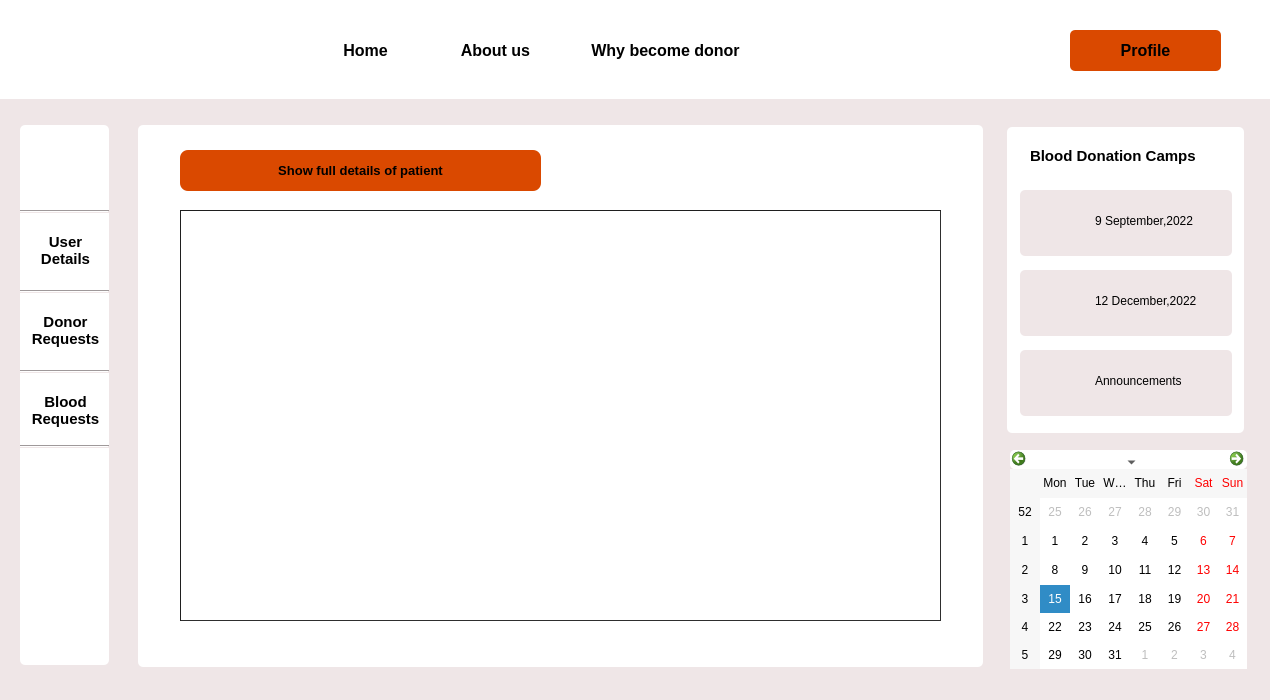
The window that patient_requests.ui (Rista10/Final) describes before a commit, drawn with Qt 5.
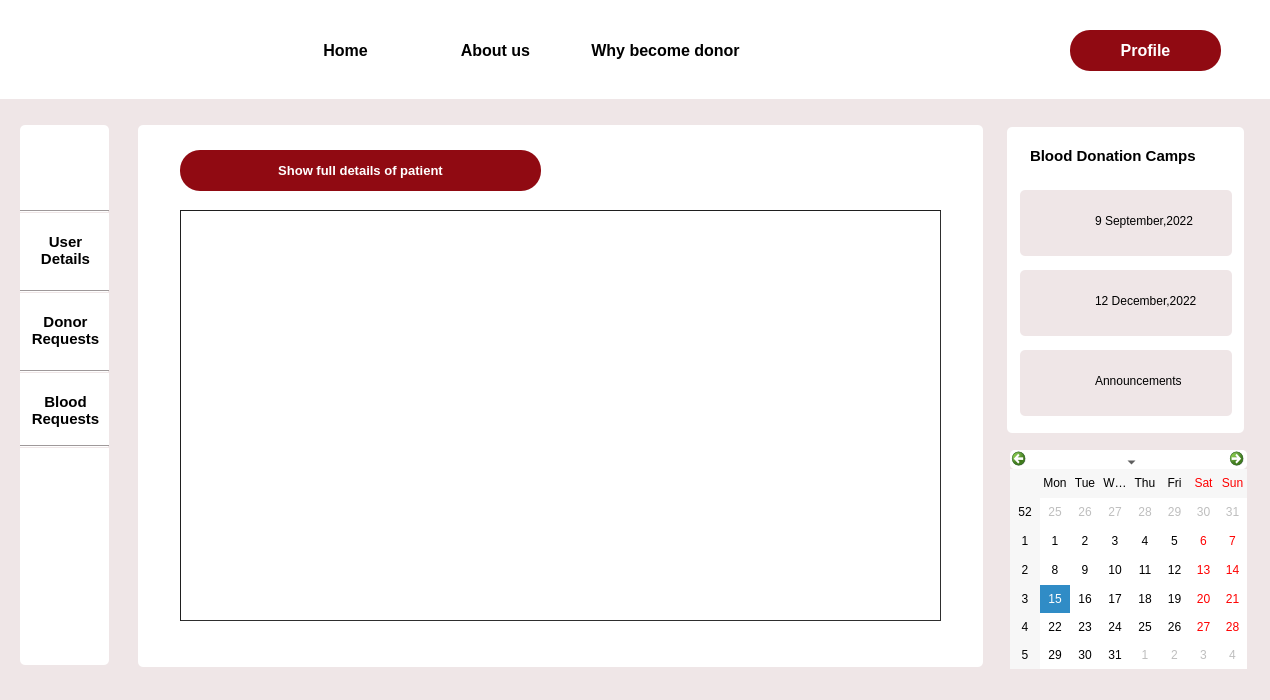
The same window after the commit. Icons and pictures are not drawn.

The edit to the form file:
```diff
--- a/patient_requests.ui
+++ b/patient_requests.ui
@@ -122,8 +122,15 @@
    <property name="styleSheet">
     <string notr="true">#login
 {
- background-color:rgb(218, 73, 0);
-border-radius:5px;
+ background-color:rgb(144, 10, 18);
+border-radius:20px;
+	color: rgb(255, 255, 255);
+}
+
+#login::hover
+{
+background-color:white;
+	color: rgb(144, 10, 18);
 }</string>
    </property>
    <property name="text">
@@ -424,7 +431,7 @@
     <rect>
      <x>290</x>
      <y>30</y>
-     <width>151</width>
+     <width>111</width>
      <height>41</height>
     </rect>
    </property>
@@ -439,8 +446,11 @@
 
 {
  background-color:rgb(255, 255, 255);
-border-radius:5px;
-}</string>
+border-radius:0.5px;
+}
+
+#home::hover{border-bottom :3px solid rgb(144, 10, 18);
+color: rgb(144, 10, 18);}</string>
    </property>
    <property name="text">
     <string>Home</string>
@@ -561,8 +571,16 @@
     </font>
    </property>
    <property name="styleSheet">
-    <string notr="true">background-color:rgb(218, 73, 0);
-border-radius:8px;</string>
+    <string notr="true">*{background-color:rgb(144, 10, 18);
+border-radius:20px;
+
+color: rgb(255, 255, 255);}
+
+#pushButton::hover
+{
+background-color:white;
+	color: rgb(144, 10, 18);
+}</string>
    </property>
    <property name="text">
     <string>Show full details of patient</string>
```
Left out of the diff: 120 changed lines with no effect on the pictures.
